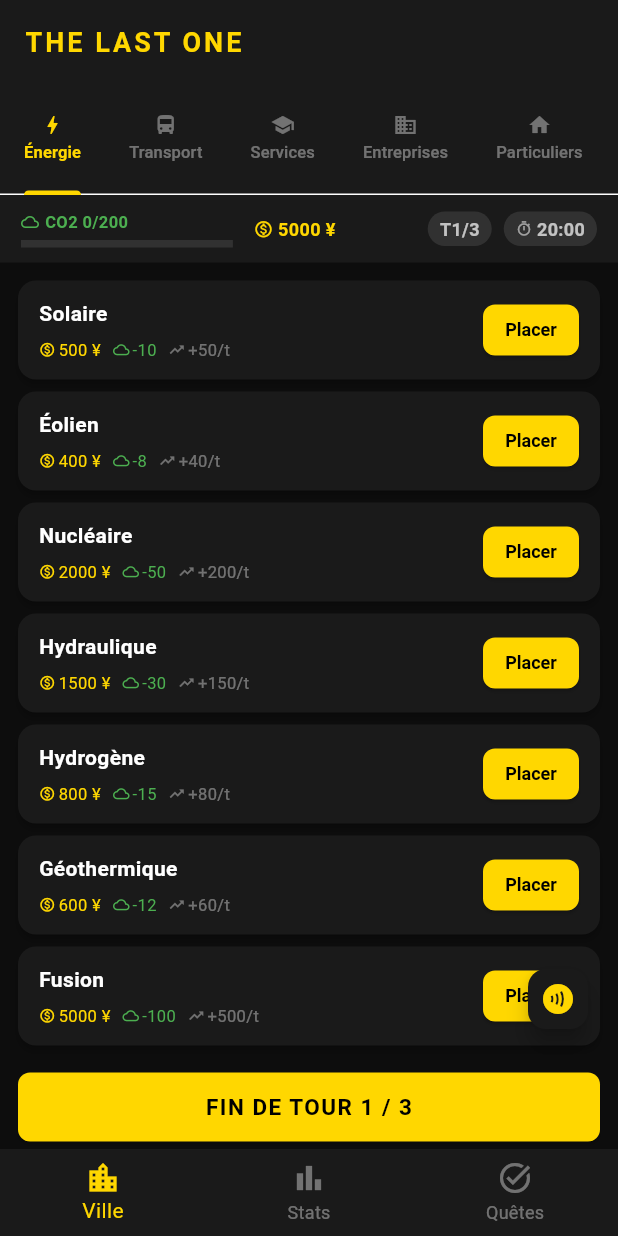
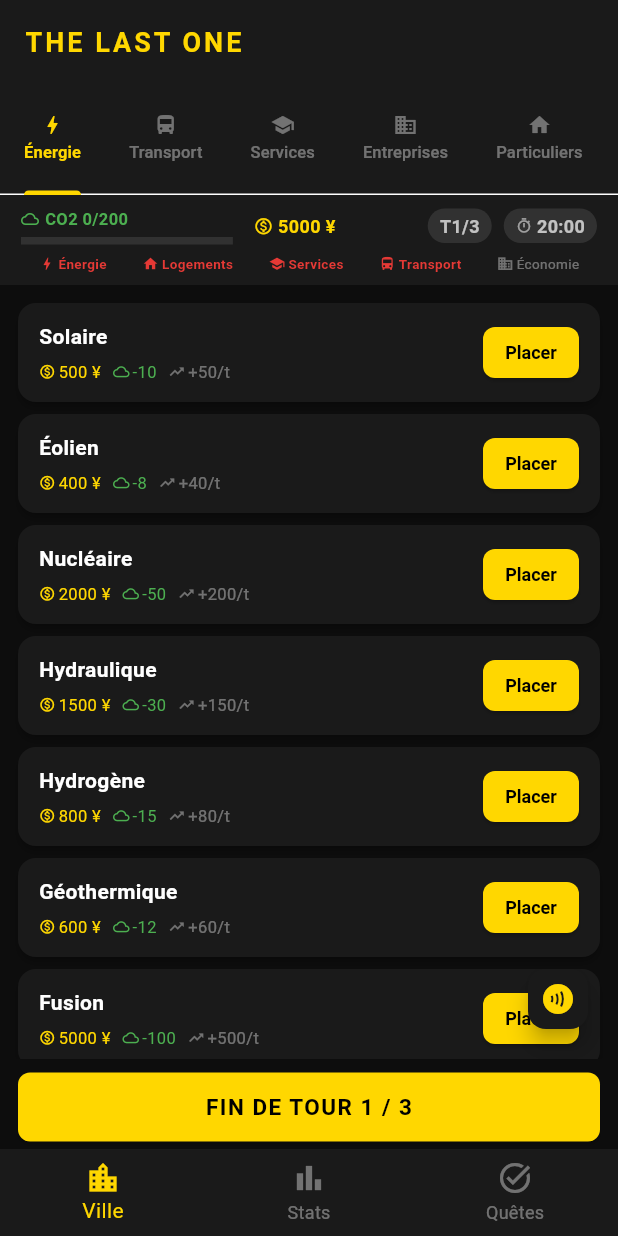
Before and after one commit to anas-isarti/LATS-ONE-PROJECT, a Flutter app: the CityScreen screen opened by its route, on a phone screen of 412 x 824 dp. Run offline on Flutter 3.47's test engine with Material 3 defaults, Android fonts, the phone set to English and light mode, and no system bars.

Commit message:
fix: score cohérent, pénalités déterministes zones vides, indicateurs ville
- Score: nbBatiments×300 + budget/20 + (200-CO2)×2 - pénalité infrastructure
  Résultat: 0 bâtiment = 0 pts (au lieu de 5200), construire est toujours rentable
- Pénalités obligatoires à chaque fin de tour: énergie -400¥/CO2+15,
  logements -250¥, services -200¥, transport -150¥
- Header: barre de 5 indicateurs de zones (vert=présent, rouge=manquant)
- Dialog fin de tour: liste les infrastructures manquantes avant l'événement
- Règles: mention des pénalités de zones vides
- Fix: _needsPenaltiesLastTurn réinitialisé au lancement d'une nouvelle partie

Co-Authored-By: Claude Sonnet 4.6 <noreply@anthropic.com>

```diff
--- a/lib/controllers/game_controller.dart
+++ b/lib/controllers/game_controller.dart
@@ -32,6 +32,7 @@ class GameController extends ChangeNotifier {
   bool _isNewRecord = false;
   final List<TurnSummary> _turnHistory = [];
   int _buildingsAtTurnStart = 0;
+  List<String> _needsPenaltiesLastTurn = [];
 
   Scenario _scenario = Scenario.balance;
   Difficulty _difficulty = Difficulty.medium;
@@ -48,6 +49,7 @@ class GameController extends ChangeNotifier {
   int get secondsRemaining => _secondsRemaining;
   Scenario get scenario => _scenario;
   Difficulty get difficulty => _difficulty;
+  List<String> get needsPenaltiesLastTurn => List.unmodifiable(_needsPenaltiesLastTurn);
 
   bool get isTimerLow => _secondsRemaining <= 300; // < 5 min
 
@@ -70,6 +72,7 @@ class GameController extends ChangeNotifier {
     _isNewRecord = false;
     _turnHistory.clear();
     _buildingsAtTurnStart = 0;
+    _needsPenaltiesLastTurn = [];
     _secondsRemaining = _gameDuration;
     _startTimer();
     notifyListeners();
@@ -96,6 +99,8 @@ class GameController extends ChangeNotifier {
 
     final revenueEarned = _state.totalRevenue;
     _state.budget += revenueEarned;
+
+    _applyNeedsPenalties();
 
     _activeEvent = _pickAdaptiveEvent();
     if (_activeEvent != null) {
@@ -158,6 +163,29 @@ class GameController extends ChangeNotifier {
   }
 
   // ── Game over ──────────────────────────────────────────────────────────
+
+  void _applyNeedsPenalties() {
+    _needsPenaltiesLastTurn = [];
+    final buildings = _state.activeBuildings;
+
+    if (!buildings.any((b) => b.zone == ZoneType.production)) {
+      _state.budget -= 400;
+      _state.co2 += 15;
+      _needsPenaltiesLastTurn.add('Pas d\'énergie : -400 ¥, CO2 +15');
+    }
+    if (!buildings.any((b) => b.zone == ZoneType.residential)) {
+      _state.budget -= 250;
+      _needsPenaltiesLastTurn.add('Pas de logements : -250 ¥');
+    }
+    if (!buildings.any((b) => b.zone == ZoneType.publicDistribution)) {
+      _state.budget -= 200;
+      _needsPenaltiesLastTurn.add('Pas de services publics (école, hôpital…) : -200 ¥');
+    }
+    if (!buildings.any((b) => b.zone == ZoneType.transport)) {
+      _state.budget -= 150;
+      _needsPenaltiesLastTurn.add('Pas de transport : -150 ¥');
+    }
+  }
 
   void _checkGameOver() {
     if (_state.isGameOver) return;
--- a/lib/models/game_state.dart
+++ b/lib/models/game_state.dart
@@ -36,9 +36,22 @@ class GameState {
   int get totalCo2Impact =>
       activeBuildings.fold(0, (sum, b) => sum + b.co2Impact);
 
-  // CO2 negative counts as bonus — formula fixed per consigne: (200 - co2)
-  int get score =>
-      activeBuildings.length * 100 +
-      budget +
-      (200 - co2);
+  // Score: buildings are the main driver; budget/CO2 are bonuses; missing infrastructure penalized
+  int get score {
+    final base = activeBuildings.length * 300 +
+        (budget / 20).round() +
+        (200 - co2) * 2;
+    final raw = base - _missingInfraPenalty;
+    return raw < 0 ? 0 : raw;
+  }
+
+  // Penalize missing critical infrastructure at end-of-game
+  int get _missingInfraPenalty {
+    var p = 0;
+    if (!activeBuildings.any((b) => b.zone == ZoneType.production)) p += 500;
+    if (!activeBuildings.any((b) => b.zone == ZoneType.residential)) p += 500;
+    if (!activeBuildings.any((b) => b.zone == ZoneType.publicDistribution)) p += 300;
+    if (!activeBuildings.any((b) => b.zone == ZoneType.transport)) p += 200;
+    return p;
+  }
 }
--- a/lib/screens/city_screen.dart
+++ b/lib/screens/city_screen.dart
@@ -127,19 +127,65 @@ class _CityScreenState extends State<CityScreen>
   void _onEndTurn() {
     final gameCtrl = context.read<GameController>();
     final questCtrl = context.read<QuestController>();
+    final turnNumber = gameCtrl.state.currentTurn;
     gameCtrl.endTurn();
     questCtrl.evaluateAndReward(gameCtrl.state);
     questCtrl.generateAdaptiveQuests(gameCtrl.state);
 
+    if (!mounted || gameCtrl.state.isGameOver) return;
+
     final event = gameCtrl.activeEvent;
-    if (event != null && mounted && !gameCtrl.state.isGameOver) {
+    final penalties = gameCtrl.needsPenaltiesLastTurn;
+
+    if (penalties.isNotEmpty || event != null) {
       showDialog(
         context: context,
         builder: (ctx) => AlertDialog(
           backgroundColor: _kCard,
-          title: Text(event.title, style: const TextStyle(color: _kGold)),
-          content: Text(event.description,
-              style: const TextStyle(color: Colors.white70)),
+          title: Text('Fin du tour $turnNumber',
+              style: const TextStyle(color: _kGold, fontWeight: FontWeight.bold)),
+          content: SingleChildScrollView(
+            child: Column(
+              mainAxisSize: MainAxisSize.min,
+              crossAxisAlignment: CrossAxisAlignment.start,
+              children: [
+                if (penalties.isNotEmpty) ...[
+                  const Text('Infrastructures manquantes',
+                      style: TextStyle(
+                          color: _kRed,
+                          fontSize: 12,
+                          fontWeight: FontWeight.bold)),
+                  const SizedBox(height: 6),
+                  ...penalties.map((p) => Padding(
+                        padding: const EdgeInsets.only(bottom: 4),
+                        child: Row(
+                          crossAxisAlignment: CrossAxisAlignment.start,
+                          children: [
+                            const Icon(Icons.warning_amber_rounded,
+                                size: 13, color: _kRed),
+                            const SizedBox(width: 5),
+                            Expanded(
+                                child: Text(p,
+                                    style: const TextStyle(
+                                        color: Colors.white70, fontSize: 11))),
+                          ],
+                        ),
+                      )),
+                  if (event != null)
+                    const Divider(color: Colors.white12, height: 18),
+                ],
+                if (event != null) ...[
+                  Text(event.title,
+                      style: const TextStyle(
+                          color: _kGold, fontWeight: FontWeight.bold)),
+                  const SizedBox(height: 4),
+                  Text(event.description,
+                      style: const TextStyle(
+                          color: Colors.white70, fontSize: 12)),
+                ],
+              ],
+            ),
+          ),
           actions: [
             TextButton(
               onPressed: () => Navigator.pop(ctx),
@@ -215,7 +261,7 @@ class _CityScreenState extends State<CityScreen>
     }
 
     // Budget
-    if (budget > 3500) {
+    if (budget > 3000) {
       points.add('Budget très sain ($budget ¥ restants) : vous n\'avez peut-être pas assez investi dans vos infrastructures.');
     } else if (budget < 300) {
       points.add('Budget très serré ($budget ¥) : priorisez les bâtiments à revenus (éolien, solaire, hydraulique).');
@@ -250,9 +296,9 @@ class _CityScreenState extends State<CityScreen>
 
     final co2 = state.co2;
     Color perfColor;
-    if (score >= 6000 || co2 < 0) {
+    if (score >= 3000 || co2 < 0) {
       perfColor = _kGreen;
-    } else if (score >= 3500 && co2 < state.co2Max ~/ 2) {
+    } else if (score >= 1500 && co2 < state.co2Max ~/ 2) {
       perfColor = _kGold;
     } else {
       perfColor = Colors.white54;
@@ -519,8 +565,11 @@ class _StatsHeader extends StatelessWidget {
 
     return Container(
       color: _kCard,
-      padding: const EdgeInsets.symmetric(horizontal: 14, vertical: 10),
-      child: Row(
+      padding: const EdgeInsets.symmetric(horizontal: 14, vertical: 8),
+      child: Column(
+        crossAxisAlignment: CrossAxisAlignment.stretch,
+        children: [
+          Row(
             children: [
               Expanded(
                 flex: 4,
@@ -565,7 +614,8 @@ class _StatsHeader extends StatelessWidget {
               ),
               const SizedBox(width: 10),
               Container(
-            padding: const EdgeInsets.symmetric(horizontal: 8, vertical: 3),
+                padding:
+                    const EdgeInsets.symmetric(horizontal: 8, vertical: 3),
                 decoration: BoxDecoration(
                   color: Colors.white10,
                   borderRadius: BorderRadius.circular(12),
@@ -578,7 +628,8 @@ class _StatsHeader extends StatelessWidget {
               ),
               const SizedBox(width: 8),
               Container(
-            padding: const EdgeInsets.symmetric(horizontal: 8, vertical: 3),
+                padding:
+                    const EdgeInsets.symmetric(horizontal: 8, vertical: 3),
                 decoration: BoxDecoration(
                   color: isTimerLow
                       ? _kRed.withValues(alpha: 0.15)
@@ -599,6 +650,47 @@ class _StatsHeader extends StatelessWidget {
               ),
             ],
           ),
+          const SizedBox(height: 6),
+          _CityNeedsRow(buildings: state.activeBuildings),
+        ],
+      ),
+    );
+  }
+}
+
+class _CityNeedsRow extends StatelessWidget {
+  final List<Building> buildings;
+  const _CityNeedsRow({required this.buildings});
+
+  @override
+  Widget build(BuildContext context) {
+    const needs = [
+      (ZoneType.production, Icons.bolt, 'Énergie'),
+      (ZoneType.residential, Icons.home, 'Logements'),
+      (ZoneType.publicDistribution, Icons.school, 'Services'),
+      (ZoneType.transport, Icons.directions_bus, 'Transport'),
+      (ZoneType.enterprise, Icons.business, 'Économie'),
+    ];
+
+    return Row(
+      mainAxisAlignment: MainAxisAlignment.spaceAround,
+      children: needs.map((n) {
+        final (zone, icon, label) = n;
+        final isCritical = zone != ZoneType.enterprise;
+        final has = buildings.any((b) => b.zone == zone);
+        final color = has ? _kGreen : (isCritical ? _kRed : Colors.white38);
+        return Row(mainAxisSize: MainAxisSize.min, children: [
+          Icon(icon, size: 11, color: color),
+          const SizedBox(width: 2),
+          Text(label,
+              style: TextStyle(
+                  fontSize: 9,
+                  color: color,
+                  fontWeight: isCritical && !has
+                      ? FontWeight.bold
+                      : FontWeight.normal)),
+        ]);
+      }).toList(),
     );
   }
 }
--- a/lib/screens/home_screen.dart
+++ b/lib/screens/home_screen.dart
@@ -366,6 +366,10 @@ class _RulesCard extends StatelessWidget {
           _RuleRow(Icons.warning_amber_outlined, 'Game over si',
               'CO2 max, budget épuisé ou temps écoulé',
               const Color(0xFFE53935)),
+          const SizedBox(height: 6),
+          _RuleRow(Icons.domain_outlined, 'Pénalités/tour',
+              'Zones vides (énergie, logements, services, transport) → malus budget',
+              Colors.orange),
         ],
       ),
     );
```
Lines whose indentation alone changed are shown as unchanged.
